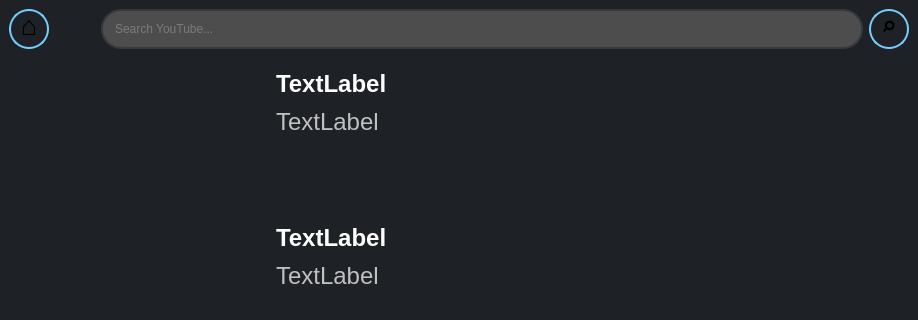
First picture: the form in assets/search.ui, repository Delamox/ytQt, before the edit; both pictures show x 0 to 918 and y 0 to 320 of the 918 by 870 pixel window.
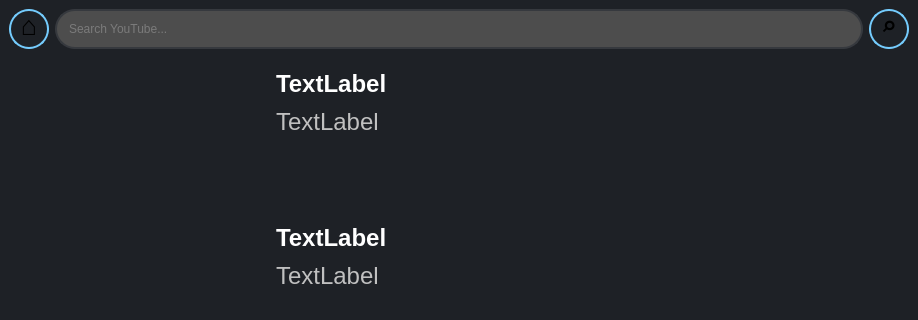
Second picture: the form after the edit. Icons and pictures are not drawn.

Commit message: v2 ui designs: color

```diff
--- a/assets/search.ui
+++ b/assets/search.ui
@@ -67,45 +67,6 @@
       </property>
      </widget>
     </item>
-    <item row="0" column="3" colspan="2">
-     <widget class="QLineEdit" name="searchBar">
-      <property name="minimumSize">
-       <size>
-        <width>0</width>
-        <height>40</height>
-       </size>
-      </property>
-      <property name="maximumSize">
-       <size>
-        <width>16777215</width>
-        <height>40</height>
-       </size>
-      </property>
-      <property name="toolTip">
-       <string notr="true"/>
-      </property>
-      <property name="styleSheet">
-       <string notr="true">QLineEdit {
-color: #a8a8a8;
-background-color: #4d4d4d;
-border: 2px solid #36393e;
-border-radius: 20px;
-padding-right: 10px;
-padding-left: 10px;}
-QLineEdit:hover {
-border-color: #74cbfc;}
-QLineEdit:focus {
-border-radius: 5px;
-border-color: #e974fc;}</string>
-      </property>
-      <property name="frame">
-       <bool>true</bool>
-      </property>
-      <property name="placeholderText">
-       <string>Search YouTube...</string>
-      </property>
-     </widget>
-    </item>
     <item row="1" column="1" colspan="5">
      <layout class="QGridLayout" name="baselayout">
       <property name="spacing">
@@ -1062,6 +1023,45 @@
       </property>
      </widget>
     </item>
+    <item row="0" column="2" colspan="3">
+     <widget class="QLineEdit" name="searchBar">
+      <property name="minimumSize">
+       <size>
+        <width>0</width>
+        <height>40</height>
+       </size>
+      </property>
+      <property name="maximumSize">
+       <size>
+        <width>16777215</width>
+        <height>40</height>
+       </size>
+      </property>
+      <property name="toolTip">
+       <string notr="true"/>
+      </property>
+      <property name="styleSheet">
+       <string notr="true">QLineEdit {
+color: #a8a8a8;
+background-color: #4d4d4d;
+border: 2px solid #36393e;
+border-radius: 20px;
+padding-right: 10px;
+padding-left: 10px;}
+QLineEdit:hover {
+border-color: #74cbfc;}
+QLineEdit:focus {
+border-radius: 5px;
+border-color: #e974fc;}</string>
+      </property>
+      <property name="frame">
+       <bool>true</bool>
+      </property>
+      <property name="placeholderText">
+       <string>Search YouTube...</string>
+      </property>
+     </widget>
+    </item>
    </layout>
   </widget>
  </widget>
```
